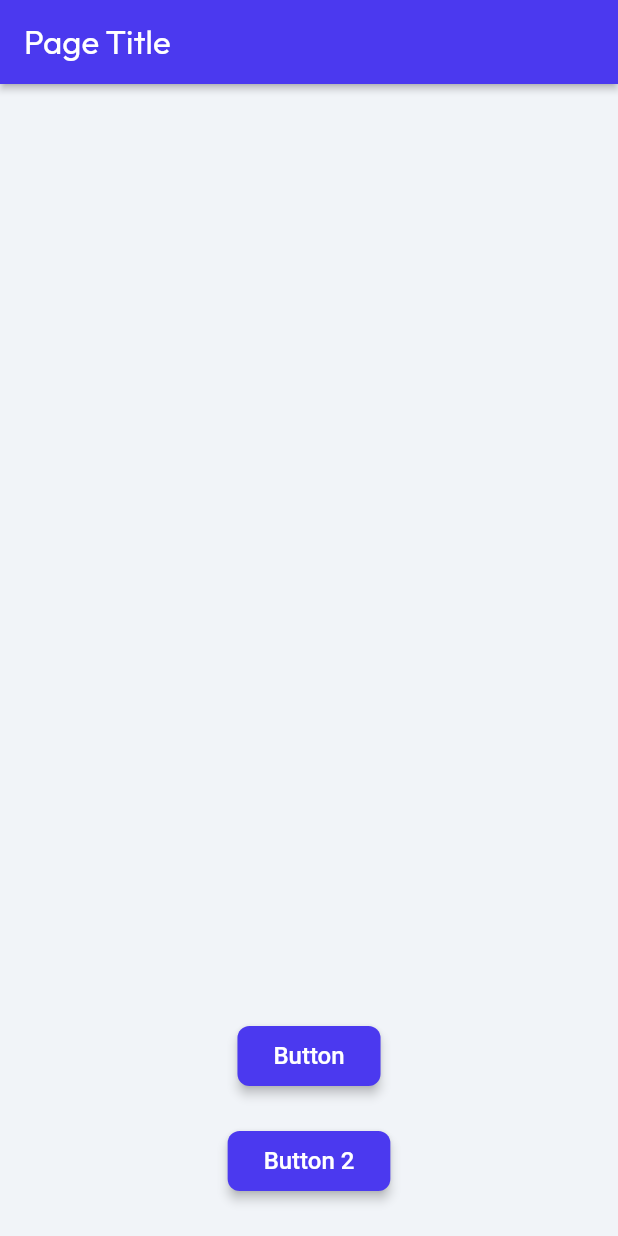
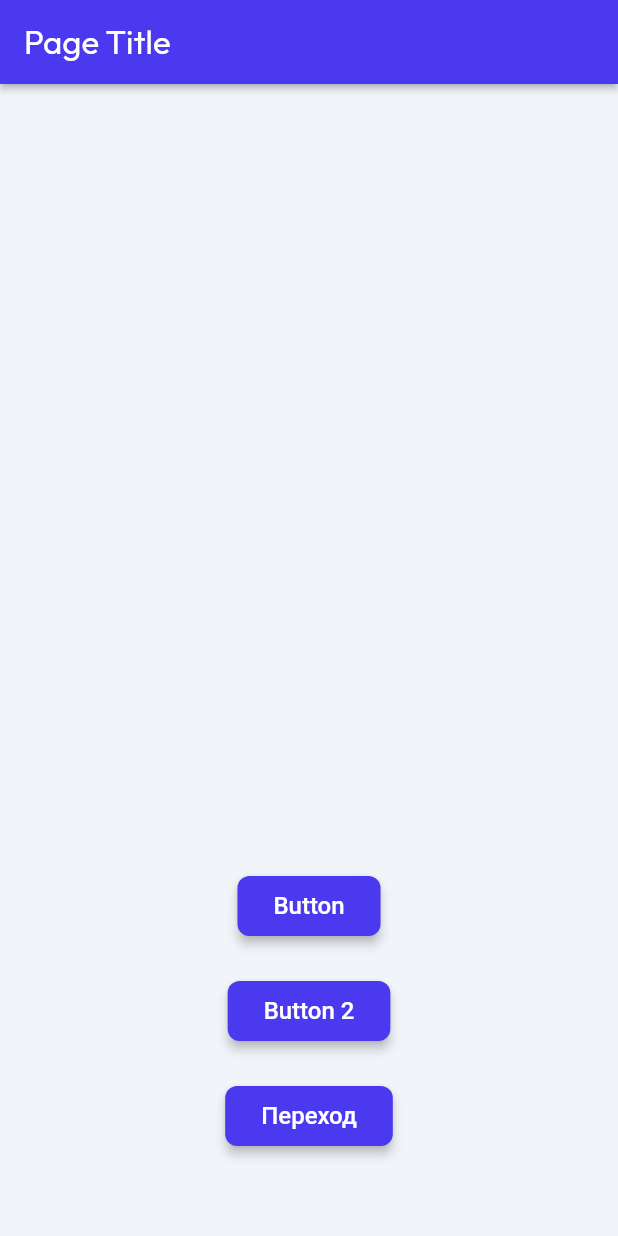
Before and after one commit to Dromikus/testImagePicker, a Flutter app: the screen it shows after launch, on a phone screen of 412 x 824 dp. Run offline on Flutter 3.47's test engine with Material 2 defaults, Android fonts, the phone set to English and light mode, and no system bars; drawn by our look-alikes of auto_size_text; our stand-ins replace font_awesome_flutter, from_css_color, go_router, google_fonts, page_transition, shared_preferences and 1 more; missing offline and left inert: animated_snack_bar, json_path; Roboto replaces fonts that are missing (Readex Pro).

Commit message:
Updating to latest FlutterFlow output.

```diff
--- a/lib/flutter_flow/nav/nav.dart
+++ b/lib/flutter_flow/nav/nav.dart
@@ -45,6 +45,11 @@ GoRouter createRouter(AppStateNotifier appStateNotifier) => GoRouter(
           name: 'HomePage',
           path: '/homePage',
           builder: (context, params) => HomePageWidget(),
+        ),
+        FFRoute(
+          name: 'SecondPage',
+          path: '/secondPage',
+          builder: (context, params) => SecondPageWidget(),
         )
       ].map((r) => r.toRoute(appStateNotifier)).toList(),
     );
--- a/lib/index.dart
+++ b/lib/index.dart
@@ -1,2 +1,3 @@
 // Export pages
 export '/pages/home_page/home_page_widget.dart' show HomePageWidget;
+export '/pages/second_page/second_page_widget.dart' show SecondPageWidget;
--- a/lib/pages/home_page/home_page_widget.dart
+++ b/lib/pages/home_page/home_page_widget.dart
@@ -102,7 +102,10 @@ class _HomePageWidgetState extends State<HomePageWidget> {
                         ),
                       ),
                     ),
-                    FFButtonWidget(
+                    Padding(
+                      padding:
+                          EdgeInsetsDirectional.fromSTEB(0.0, 0.0, 0.0, 30.0),
+                      child: FFButtonWidget(
                         onPressed: () async {
                           await actions.newCustomAction(
                             context,
@@ -113,8 +116,8 @@ class _HomePageWidgetState extends State<HomePageWidget> {
                           height: 40.0,
                           padding: EdgeInsetsDirectional.fromSTEB(
                               24.0, 0.0, 24.0, 0.0),
-                        iconPadding:
-                            EdgeInsetsDirectional.fromSTEB(0.0, 0.0, 0.0, 0.0),
+                          iconPadding: EdgeInsetsDirectional.fromSTEB(
+                              0.0, 0.0, 0.0, 0.0),
                           color: FlutterFlowTheme.of(context).primary,
                           textStyle:
                               FlutterFlowTheme.of(context).titleSmall.override(
@@ -129,6 +132,36 @@ class _HomePageWidgetState extends State<HomePageWidget> {
                           borderRadius: BorderRadius.circular(8.0),
                         ),
                       ),
+                    ),
+                    Padding(
+                      padding:
+                          EdgeInsetsDirectional.fromSTEB(0.0, 0.0, 0.0, 30.0),
+                      child: FFButtonWidget(
+                        onPressed: () async {
+                          context.pushNamed('SecondPage');
+                        },
+                        text: 'Переход',
+                        options: FFButtonOptions(
+                          height: 40.0,
+                          padding: EdgeInsetsDirectional.fromSTEB(
+                              24.0, 0.0, 24.0, 0.0),
+                          iconPadding: EdgeInsetsDirectional.fromSTEB(
+                              0.0, 0.0, 0.0, 0.0),
+                          color: FlutterFlowTheme.of(context).primary,
+                          textStyle:
+                              FlutterFlowTheme.of(context).titleSmall.override(
+                                    fontFamily: 'Readex Pro',
+                                    color: Colors.white,
+                                  ),
+                          elevation: 3.0,
+                          borderSide: BorderSide(
+                            color: Colors.transparent,
+                            width: 1.0,
+                          ),
+                          borderRadius: BorderRadius.circular(8.0),
+                        ),
+                      ),
+                    ),
                   ],
                 ),
               ),
```
Also changed, not shown: lib/pages/second_page/second_page_model.dart (added, +23 -0 lines), lib/pages/second_page/second_page_widget.dart (added, +66 -0 lines). Lines whose indentation alone changed are shown as unchanged.
